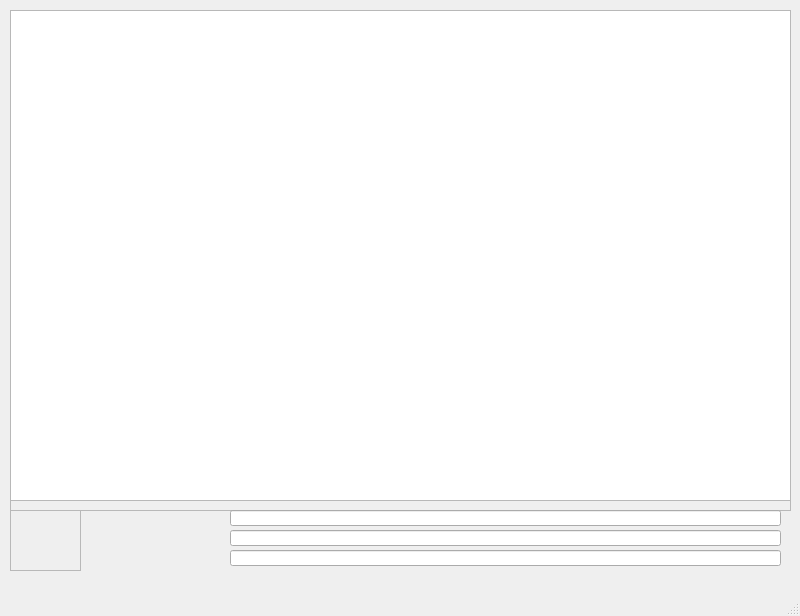
ZZU1U/useableMaps, file usablemaps/gui/MapInterface.ui: the form before one commit.
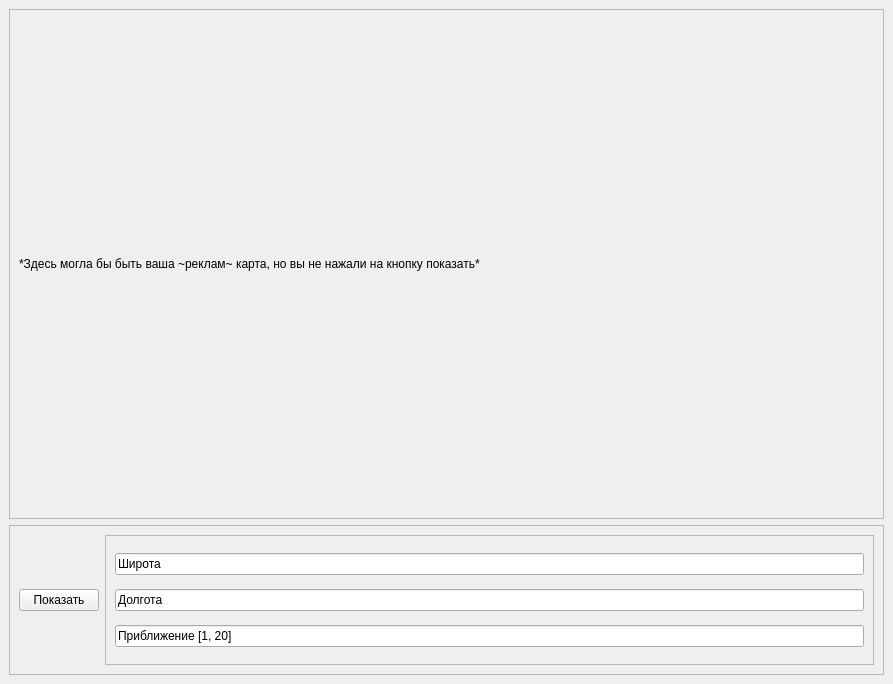
The form after the commit.

What changed in the file:
```diff
--- a/usablemaps/gui/MapInterface.ui
+++ b/usablemaps/gui/MapInterface.ui
@@ -6,48 +6,44 @@
    <rect>
     <x>0</x>
     <y>0</y>
-    <width>800</width>
-    <height>616</height>
+    <width>893</width>
+    <height>684</height>
    </rect>
   </property>
   <property name="windowTitle">
    <string>MainWindow</string>
   </property>
   <widget class="QWidget" name="centralwidget">
+   <layout class="QVBoxLayout" name="verticalLayout_2">
+    <item>
    <widget class="QFrame" name="frame">
-    <property name="geometry">
-     <rect>
-      <x>10</x>
-      <y>10</y>
-      <width>781</width>
-      <height>501</height>
-     </rect>
-    </property>
     <property name="frameShape">
      <enum>QFrame::StyledPanel</enum>
     </property>
     <property name="frameShadow">
      <enum>QFrame::Raised</enum>
     </property>
-    <widget class="QGraphicsView" name="mapView">
-     <property name="geometry">
-      <rect>
-       <x>0</x>
-       <y>0</y>
-       <width>781</width>
-       <height>491</height>
-      </rect>
-     </property>
-    </widget>
-   </widget>
+      <layout class="QHBoxLayout" name="horizontalLayout">
+       <item>
+        <widget class="QLabel" name="mapView">
+         <property name="text">
+          <string>*Здесь могла бы быть ваша ~реклам~ карта, но вы не нажали на кнопку показать*</string>
+         </property>
+         <property name="textFormat">
+          <enum>Qt::MarkdownText</enum>
+         </property>
+        </widget>
+       </item>
+      </layout>
+     </widget>
+    </item>
+    <item>
    <widget class="QFrame" name="frame_2">
-    <property name="geometry">
-     <rect>
-      <x>10</x>
-      <y>510</y>
-      <width>71</width>
-      <height>61</height>
-     </rect>
+      <property name="maximumSize">
+       <size>
+        <width>16777215</width>
+        <height>150</height>
+       </size>
     </property>
     <property name="frameShape">
      <enum>QFrame::StyledPanel</enum>
@@ -55,75 +51,70 @@
     <property name="frameShadow">
      <enum>QFrame::Raised</enum>
     </property>
-   </widget>
-   <widget class="QSplitter" name="splitter">
-    <property name="geometry">
-     <rect>
-      <x>0</x>
-      <y>0</y>
-      <width>0</width>
-      <height>0</height>
-     </rect>
-    </property>
-    <property name="orientation">
-     <enum>Qt::Horizontal</enum>
-    </property>
-   </widget>
-   <widget class="QSplitter" name="splitter_2">
-    <property name="geometry">
-     <rect>
-      <x>0</x>
-      <y>0</y>
-      <width>0</width>
-      <height>0</height>
-     </rect>
-    </property>
-    <property name="orientation">
-     <enum>Qt::Vertical</enum>
-    </property>
-   </widget>
-   <widget class="QLineEdit" name="LE_Coordinates1">
-    <property name="geometry">
-     <rect>
-      <x>230</x>
-      <y>510</y>
-      <width>551</width>
-      <height>16</height>
-     </rect>
-    </property>
-   </widget>
+      <layout class="QHBoxLayout" name="horizontalLayout_2">
+       <item>
+        <widget class="QPushButton" name="showButton">
+         <property name="text">
+          <string>Показать</string>
+         </property>
+        </widget>
+       </item>
+       <item>
+        <widget class="QFrame" name="frame_3">
+         <property name="frameShape">
+          <enum>QFrame::StyledPanel</enum>
+         </property>
+         <property name="frameShadow">
+          <enum>QFrame::Raised</enum>
+         </property>
+         <layout class="QVBoxLayout" name="verticalLayout">
+          <item>
    <widget class="QLineEdit" name="LE_Coordinates2">
-    <property name="geometry">
-     <rect>
-      <x>230</x>
-      <y>530</y>
-      <width>551</width>
-      <height>16</height>
-     </rect>
-    </property>
-   </widget>
+            <property name="inputMask">
+             <string/>
+            </property>
+            <property name="text">
+             <string>Широта</string>
+            </property>
+            <property name="cursorPosition">
+             <number>6</number>
+            </property>
+           </widget>
+          </item>
+          <item>
+           <widget class="QLineEdit" name="LE_Coordinates1">
+            <property name="inputMask">
+             <string/>
+            </property>
+            <property name="text">
+             <string>Долгота</string>
+            </property>
+            <property name="cursorPosition">
+             <number>7</number>
+            </property>
+           </widget>
+          </item>
+          <item>
    <widget class="QLineEdit" name="LE_Scale">
-    <property name="geometry">
-     <rect>
-      <x>230</x>
-      <y>550</y>
-      <width>551</width>
-      <height>16</height>
-     </rect>
-    </property>
-   </widget>
-  </widget>
-  <widget class="QMenuBar" name="menubar">
-   <property name="geometry">
-    <rect>
-     <x>0</x>
-     <y>0</y>
-     <width>800</width>
-     <height>21</height>
-    </rect>
-   </property>
-  </widget>
-  <widget class="QStatusBar" name="statusbar"/>
+            <property name="inputMask">
+             <string/>
+            </property>
+            <property name="text">
+             <string>Приближение [1, 20]</string>
+            </property>
+            <property name="cursorPosition">
+             <number>19</number>
+            </property>
+           </widget>
+          </item>
+         </layout>
+        </widget>
+       </item>
+      </layout>
+     </widget>
+    </item>
+   </layout>
+  </widget>
  </widget>
  <resources/>
  <connections/>
```
Lines whose indentation alone changed are shown as unchanged.
